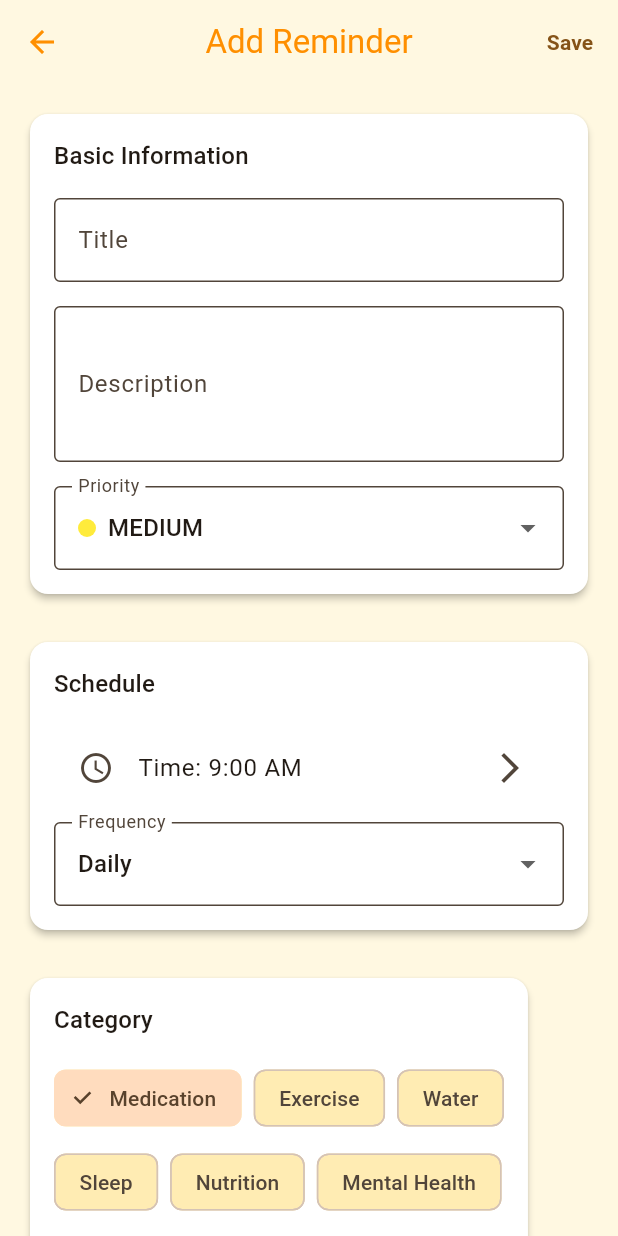
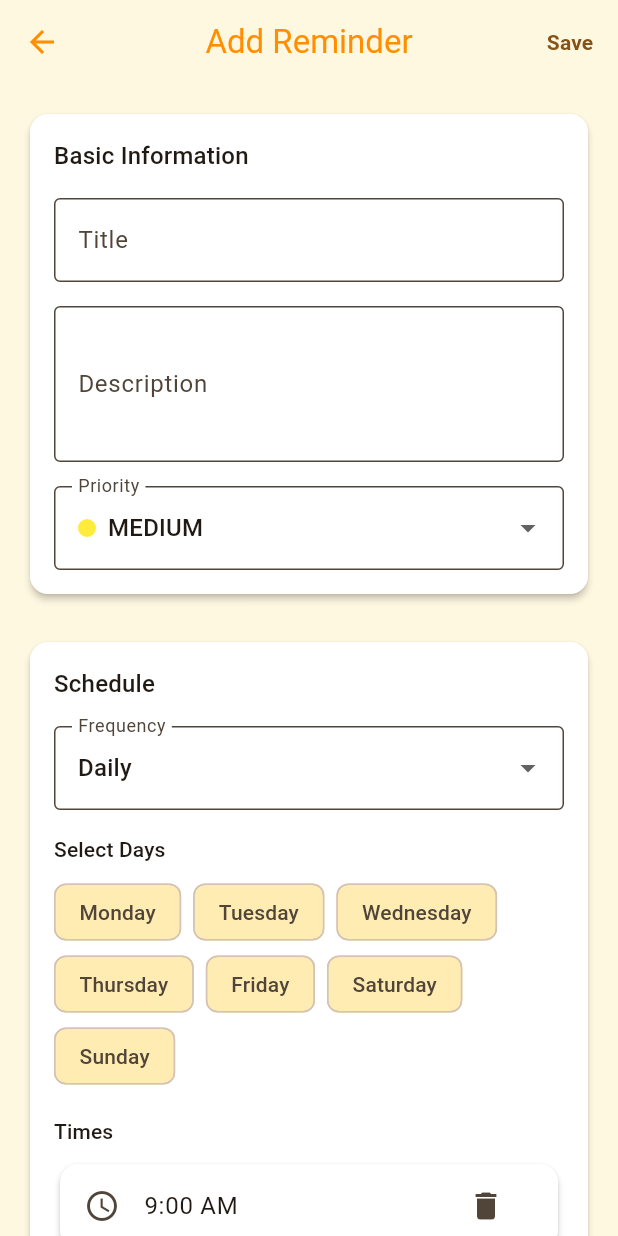
Before and after one commit to Agnelia/2do, a Flutter app: the AddReminderScreen screen opened directly, on a phone screen of 412 x 824 dp. Run offline on Flutter 3.47's test engine with Material 3 defaults, Android fonts, the phone set to English and light mode, and no system bars; our stand-ins replace fl_chart, shared_preferences; accounts and stored records are empty.

Commit message:
Add advanced reminder repetition features with weekday selection, multiple daily times, and enhanced UI (#12)
* Initial plan

* Add repetition features to reminder model and UI

Co-authored-by: Agnelia <13274789+Agnelia@users.noreply.github.com>

* Update localization files and model serialization

Co-authored-by: Agnelia <13274789+Agnelia@users.noreply.github.com>

* Fix reminder display to show custom weekdays and multiple times

Co-authored-by: Agnelia <13274789+Agnelia@users.noreply.github.com>

* Improve reminder UI: add notes display, remove duplicate time selector, extend weekday selection to weekly frequency

Co-authored-by: Agnelia <13274789+Agnelia@users.noreply.github.com>

* Fixes

---------

Co-authored-by: copilot-swe-agent[bot] <198982749+Copilot@users.noreply.github.com>
Co-authored-by: Agnelia <13274789+Agnelia@users.noreply.github.com>
Co-authored-by: lekol <lekolabb@outlook.com>

```diff
--- a/lib/l10n/app_en.arb
+++ b/lib/l10n/app_en.arb
@@ -103,5 +103,109 @@
   "profile": "Profile",
   "@profile": {
     "description": "Profile navigation label"
+  },
+  "addReminder": "Add Reminder",
+  "@addReminder": {
+    "description": "Add reminder page title"
+  },
+  "editReminder": "Edit Reminder",
+  "@editReminder": {
+    "description": "Edit reminder page title"
+  },
+  "save": "Save",
+  "@save": {
+    "description": "Save button label"
+  },
+  "update": "Update",
+  "@update": {
+    "description": "Update button label"
+  },
+  "schedule": "Schedule",
+  "@schedule": {
+    "description": "Schedule section header"
+  },
+  "time": "Time",
+  "@time": {
+    "description": "Time field label"
+  },
+  "frequency": "Frequency",
+  "@frequency": {
+    "description": "Frequency field label"
+  },
+  "priority": "Priority",
+  "@priority": {
+    "description": "Priority field label"
+  },
+  "category": "Category",
+  "@category": {
+    "description": "Category field label"
+  },
+  "daily": "Daily",
+  "@daily": {
+    "description": "Daily frequency option"
+  },
+  "weekly": "Weekly",
+  "@weekly": {
+    "description": "Weekly frequency option"
+  },
+  "monthly": "Monthly",
+  "@monthly": {
+    "description": "Monthly frequency option"
+  },
+  "custom": "Custom",
+  "@custom": {
+    "description": "Custom frequency option"
+  },
+  "selectDays": "Select Days",
+  "@selectDays": {
+    "description": "Select days label for weekday selection"
+  },
+  "monday": "Monday",
+  "@monday": {
+    "description": "Monday day name"
+  },
+  "tuesday": "Tuesday",
+  "@tuesday": {
+    "description": "Tuesday day name"
+  },
+  "wednesday": "Wednesday",
+  "@wednesday": {
+    "description": "Wednesday day name"
+  },
+  "thursday": "Thursday",
+  "@thursday": {
+    "description": "Thursday day name"
+  },
+  "friday": "Friday",
+  "@friday": {
+    "description": "Friday day name"
+  },
+  "saturday": "Saturday",
+  "@saturday": {
+    "description": "Saturday day name"
+  },
+  "sunday": "Sunday",
+  "@sunday": {
+    "description": "Sunday day name"
+  },
+  "times": "Times",
+  "@times": {
+    "description": "Multiple times label"
+  },
+  "addTime": "Add Time",
+  "@addTime": {
+    "description": "Add time button label"
+  },
+  "saveReminder": "Save Reminder",
+  "@saveReminder": {
+    "description": "Save reminder button label"
+  },
+  "everyXDays": "Every X days",
+  "@everyXDays": {
+    "description": "Custom interval label"
+  },
+  "enterNumberOfDays": "Enter number of days",
+  "@enterNumberOfDays": {
+    "description": "Custom interval hint text"
   }
 }
--- a/lib/l10n/app_localizations.dart
+++ b/lib/l10n/app_localizations.dart
@@ -253,6 +253,84 @@ abstract class AppLocalizations {
   /// In en, this message translates to:
   /// **'Profile'**
   String get profile;
+
+  /// Add reminder page title
+  String get addReminder;
+
+  /// Edit reminder page title
+  String get editReminder;
+
+  /// Save button label
+  String get save;
+
+  /// Update button label
+  String get update;
+
+  /// Schedule section header
+  String get schedule;
+
+  /// Time field label
+  String get time;
+
+  /// Frequency field label
+  String get frequency;
+
+  /// Priority field label
+  String get priority;
+
+  /// Category field label
+  String get category;
+
+  /// Daily frequency option
+  String get daily;
+
+  /// Weekly frequency option
+  String get weekly;
+
+  /// Monthly frequency option
+  String get monthly;
+
+  /// Custom frequency option
+  String get custom;
+
+  /// Select days label for weekday selection
+  String get selectDays;
+
+  /// Monday day name
+  String get monday;
+
+  /// Tuesday day name
+  String get tuesday;
+
+  /// Wednesday day name
+  String get wednesday;
+
+  /// Thursday day name
+  String get thursday;
+
+  /// Friday day name
+  String get friday;
+
+  /// Saturday day name
+  String get saturday;
+
+  /// Sunday day name
+  String get sunday;
+
+  /// Multiple times label
+  String get times;
+
+  /// Add time button label
+  String get addTime;
+
+  /// Save reminder button label
+  String get saveReminder;
+
+  /// Custom interval label
+  String get everyXDays;
+
+  /// Custom interval hint text
+  String get enterNumberOfDays;
 }
 
 class _AppLocalizationsDelegate
--- a/lib/l10n/app_sv.arb
+++ b/lib/l10n/app_sv.arb
@@ -25,5 +25,31 @@
   "helpSupportComingSoon": "Hjälp & Support kommer snart!",
   "dashboard": "Instrumentpanel",
   "statistics": "Statistik",
-  "profile": "Profil"
+  "profile": "Profil",
+  "addReminder": "Lägg till påminnelse",
+  "editReminder": "Redigera påminnelse",
+  "save": "Spara",
+  "update": "Uppdatera",
+  "schedule": "Schema",
+  "time": "Tid",
+  "frequency": "Frekvens",
+  "priority": "Prioritet",
+  "category": "Kategori",
+  "daily": "Dagligen",
+  "weekly": "Veckovis",
+  "monthly": "Månadsvis",
+  "custom": "Anpassad",
+  "selectDays": "Välj dagar",
+  "monday": "Måndag",
+  "tuesday": "Tisdag",
+  "wednesday": "Onsdag",
+  "thursday": "Torsdag",
+  "friday": "Fredag",
+  "saturday": "Lördag",
+  "sunday": "Söndag",
+  "times": "Tider",
+  "addTime": "Lägg till tid",
+  "saveReminder": "Spara påminnelse",
+  "everyXDays": "Var X dag",
+  "enterNumberOfDays": "Ange antal dagar"
 }
--- a/lib/models/reminder.dart
+++ b/lib/models/reminder.dart
@@ -12,6 +12,8 @@ class Reminder {
   final String category;
   final ReminderFrequency frequency;
   final R_TimeOfDay time;
+  final List<R_TimeOfDay>? times; // Multiple times per day for advanced repetition
+  final List<int>? selectedWeekdays; // Specific weekdays for daily frequency (1-7, Monday to Sunday)
   final DateTime nextDueDate;
   final bool isActive;
   final DateTime createdAt;
@@ -31,6 +33,8 @@ class Reminder {
     required this.category,
     required this.frequency,
     required this.time,
+    this.times,
+    this.selectedWeekdays,
     required this.nextDueDate,
     this.isActive = true,
     required this.createdAt,
@@ -54,6 +58,8 @@ class Reminder {
     String? category,
   ReminderFrequency? frequency,
     R_TimeOfDay? time,
+    List<R_TimeOfDay>? times,
+    List<int>? selectedWeekdays,
     DateTime? nextDueDate,
     bool? isActive,
     DateTime? createdAt,
@@ -73,6 +79,8 @@ class Reminder {
       category: category ?? this.category,
       frequency: frequency ?? this.frequency,
   time: time ?? this.time,
+      times: times ?? this.times,
+      selectedWeekdays: selectedWeekdays ?? this.selectedWeekdays,
       nextDueDate: nextDueDate ?? this.nextDueDate,
       isActive: isActive ?? this.isActive,
       createdAt: createdAt ?? this.createdAt,
@@ -105,9 +113,33 @@ class Reminder {
   return '$hour:$minute';
   }
 
+  String get formattedTimes {
+    if (times != null && times!.isNotEmpty) {
+      return times!.map((t) {
+        final hour = t.hour.toString().padLeft(2, '0');
+        final minute = t.minute.toString().padLeft(2, '0');
+        return '$hour:$minute';
+      }).join(', ');
+    }
+    return formattedTime;
+  }
+
+  String get weekdaysDescription {
+    if (selectedWeekdays != null && selectedWeekdays!.isNotEmpty) {
+      const dayNames = ['M', 'T', 'W', 'T', 'F', 'S', 'S'];
+      return selectedWeekdays!.map((day) => dayNames[day - 1]).join(', ');
+    }
+    return '';
+  }
+
   String get frequencyDescription {
     switch (frequency) {
       case ReminderFrequency.daily:
+        if (selectedWeekdays != null && selectedWeekdays!.isNotEmpty) {
+          const dayNames = ['Mon', 'Tue', 'Wed', 'Thu', 'Fri', 'Sat', 'Sun'];
+          final selectedDays = selectedWeekdays!.map((day) => dayNames[day - 1]).join(', ');
+          return selectedDays;
+        }
         return 'Daily';
       case ReminderFrequency.weekly:
         return 'Weekly';
--- a/lib/screens/add_reminder_screen.dart
+++ b/lib/screens/add_reminder_screen.dart
@@ -4,6 +4,7 @@ import 'package:provider/provider.dart';
 import 'package:todo_health_reminders/models/reminder.dart' as model;
 import 'package:todo_health_reminders/providers/reminder_provider.dart';
 import 'package:todo_health_reminders/widgets/responsive_layout.dart';
+import 'package:todo_health_reminders/l10n/app_localizations.dart';
 
 class AddReminderScreen extends StatefulWidget {
   final model.Reminder? reminderToEdit;
@@ -27,6 +28,8 @@ class _AddReminderScreenState extends State<AddReminderScreen> {
   model.ReminderFrequency _selectedFrequency = model.ReminderFrequency.daily;
   model.ReminderPriority _selectedPriority = model.ReminderPriority.medium;
   flutter.TimeOfDay _selectedTime = const flutter.TimeOfDay(hour: 9, minute: 0);
+  List<flutter.TimeOfDay> _selectedTimes = [];
+  List<int> _selectedWeekdays = [];
   int? _customInterval;
   List<String> _tags = [];
   final _tagController = TextEditingController();
@@ -46,6 +49,9 @@ class _AddReminderScreenState extends State<AddReminderScreen> {
     super.initState();
     if (widget.reminderToEdit != null) {
       _loadReminderData();
+    } else {
+      // For new reminders, start with a default time
+      _selectedTimes = [_selectedTime];
     }
   }
 
@@ -60,21 +66,34 @@ class _AddReminderScreenState extends State<AddReminderScreen> {
   _selectedTime = reminder.time.toFlutterTimeOfDay();
     _customInterval = reminder.customInterval;
     _tags = List.from(reminder.tags);
+
+    // Load new fields
+    if (reminder.times != null && reminder.times!.isNotEmpty) {
+      _selectedTimes = reminder.times!.map((t) => t.toFlutterTimeOfDay()).toList();
+    } else {
+      // If no times are set, use the primary time
+      _selectedTimes = [reminder.time.toFlutterTimeOfDay()];
+    }
+
+    if (reminder.selectedWeekdays != null) {
+      _selectedWeekdays = List.from(reminder.selectedWeekdays!);
+    }
   }
 
   @override
   Widget build(BuildContext context) {
     final isEditing = widget.reminderToEdit != null;
+    final l10n = AppLocalizations.of(context)!;
 
     return ResponsiveLayout(
       child: Scaffold(
         appBar: AppBar(
-          title: Text(isEditing ? 'Edit Reminder' : 'Add Reminder'),
+          title: Text(isEditing ? l10n.editReminder : l10n.addReminder),
           actions: [
             TextButton(
               onPressed: _saveReminder,
               child: Text(
-                isEditing ? 'Update' : 'Save',
+                isEditing ? l10n.update : l10n.save,
                 style: TextStyle(
                   color: Theme.of(context).colorScheme.primary,
                   fontWeight: FontWeight.bold,
@@ -110,6 +129,8 @@ class _AddReminderScreenState extends State<AddReminderScreen> {
   }
 
   Widget _buildBasicInfoSection() {
+    final l10n = AppLocalizations.of(context)!;
+
     return Card(
       child: Padding(
         padding: const EdgeInsets.all(16),
@@ -148,9 +169,9 @@ class _AddReminderScreenState extends State<AddReminderScreen> {
             const SizedBox(height: 16),
             DropdownButtonFormField<model.ReminderPriority>(
               value: _selectedPriority,
-              decoration: const InputDecoration(
-                labelText: 'Priority',
-                border: OutlineInputBorder(),
+              decoration: InputDecoration(
+                labelText: l10n.priority,
+                border: const OutlineInputBorder(),
               ),
               items: model.ReminderPriority.values.map((priority) {
                 return DropdownMenuItem(
@@ -177,6 +198,8 @@ class _AddReminderScreenState extends State<AddReminderScreen> {
   }
 
   Widget _buildScheduleSection() {
+    final l10n = AppLocalizations.of(context)!;
+
     return Card(
       child: Padding(
         padding: const EdgeInsets.all(16),
@@ -184,43 +207,66 @@ class _AddReminderScreenState extends State<AddReminderScreen> {
           crossAxisAlignment: CrossAxisAlignment.start,
           children: [
             Text(
-              'Schedule',
+              l10n.schedule,
               style: Theme.of(context).textTheme.titleMedium,
             ),
             const SizedBox(height: 16),
-            ListTile(
-              leading: const Icon(Icons.access_time),
-              title: Text('Time: ${_selectedTime.format(context)}'),
-              trailing: const Icon(Icons.arrow_forward_ios),
-              onTap: _selectTime,
-            ),
-            const SizedBox(height: 8),
             DropdownButtonFormField<model.ReminderFrequency>(
               value: _selectedFrequency,
-              decoration: const InputDecoration(
-                labelText: 'Frequency',
-                border: OutlineInputBorder(),
+              decoration: InputDecoration(
+                labelText: l10n.frequency,
+                border: const OutlineInputBorder(),
               ),
               items: model.ReminderFrequency.values.map((frequency) {
                 return DropdownMenuItem(
                   value: frequency,
-                  child: Text(_getFrequencyLabel(frequency)),
+                  child: Text(_getFrequencyLabel(frequency, l10n)),
                 );
               }).toList(),
               onChanged: (value) {
                 setState(() {
                   _selectedFrequency = value!;
+                  // Reset related fields when frequency changes
+                  if (_selectedFrequency != model.ReminderFrequency.daily &&
+                      _selectedFrequency != model.ReminderFrequency.weekly) {
+                    _selectedWeekdays.clear();
+                    _selectedTimes.clear();
+                  }
                 });
               },
             ),
+            // Show weekday selection for daily and weekly frequency
+            if (_selectedFrequency == model.ReminderFrequency.daily ||
+                _selectedFrequency == model.ReminderFrequency.weekly) ...[
+              const SizedBox(height: 16),
+              Text(
+                l10n.selectDays,
+                style: Theme.of(context).textTheme.titleSmall,
+              ),
+              const SizedBox(height: 8),
+              _buildWeekdaySelection(l10n),
+              const SizedBox(height: 16),
+              Text(
+                l10n.times,
+                style: Theme.of(context).textTheme.titleSmall,
+              ),
+              const SizedBox(height: 8),
+              _buildTimesList(l10n),
+              const SizedBox(height: 8),
+              ElevatedButton.icon(
+                onPressed: _addTime,
+                icon: const Icon(Icons.add),
+                label: Text(l10n.addTime),
+              ),
+            ],
             if (_selectedFrequency == model.ReminderFrequency.custom) ...[
               const SizedBox(height: 16),
               TextFormField(
                 initialValue: _customInterval?.toString(),
-                decoration: const InputDecoration(
-                  labelText: 'Every X days',
-                  hintText: 'Enter number of days',
-                  border: OutlineInputBorder(),
+                decoration: InputDecoration(
+                  labelText: l10n.everyXDays,
+                  hintText: l10n.enterNumberOfDays,
+                  border: const OutlineInputBorder(),
                 ),
                 keyboardType: TextInputType.number,
                 validator: (value) {
@@ -247,6 +293,8 @@ class _AddReminderScreenState extends State<AddReminderScreen> {
   }
 
   Widget _buildCategorySection() {
+    final l10n = AppLocalizations.of(context)!;
+
     return Card(
       child: Padding(
         padding: const EdgeInsets.all(16),
@@ -254,7 +302,7 @@ class _AddReminderScreenState extends State<AddReminderScreen> {
           crossAxisAlignment: CrossAxisAlignment.start,
           children: [
             Text(
-              'Category',
+              l10n.category,
               style: Theme.of(context).textTheme.titleMedium,
             ),
             const SizedBox(height: 16),
@@ -357,6 +405,8 @@ class _AddReminderScreenState extends State<AddReminderScreen> {
   }
 
   Widget _buildSaveButton() {
+    final l10n = AppLocalizations.of(context)!;
+
     return SizedBox(
       width: double.infinity,
       child: ElevatedButton(
@@ -364,7 +414,7 @@ class _AddReminderScreenState extends State<AddReminderScreen> {
         style: ElevatedButton.styleFrom(
           padding: const EdgeInsets.symmetric(vertical: 16),
         ),
-        child: const Text('Save Reminder'),
+        child: Text(l10n.saveReminder),
       ),
     );
   }
@@ -396,16 +446,89 @@ class _AddReminderScreenState extends State<AddReminderScreen> {
     );
   }
 
-  String _getFrequencyLabel(model.ReminderFrequency frequency) {
+  String _getFrequencyLabel(model.ReminderFrequency frequency, AppLocalizations l10n) {
     switch (frequency) {
       case model.ReminderFrequency.daily:
-        return 'Daily';
+        return l10n.daily;
       case model.ReminderFrequency.weekly:
-        return 'Weekly';
+        return l10n.weekly;
       case model.ReminderFrequency.monthly:
-        return 'Monthly';
+        return l10n.monthly;
       case model.ReminderFrequency.custom:
-        return 'Custom';
+        return l10n.custom;
+    }
+  }
+
+  Widget _buildWeekdaySelection(AppLocalizations l10n) {
+    final dayNames = [
+      l10n.monday,
+      l10n.tuesday,
+      l10n.wednesday,
+      l10n.thursday,
+      l10n.friday,
+      l10n.saturday,
+      l10n.sunday,
+    ];
+
+    return Wrap(
+      spacing: 8,
+      children: List.generate(7, (index) {
+        final dayNumber = index + 1;
+        final isSelected = _selectedWeekdays.contains(dayNumber);
+
+        return FilterChip(
+          label: Text(dayNames[index]),
+          selected: isSelected,
+          onSelected: (selected) {
+            setState(() {
+              if (selected) {
+                _selectedWeekdays.add(dayNumber);
+              } else {
+                _selectedWeekdays.remove(dayNumber);
+              }
+              _selectedWeekdays.sort();
+            });
+          },
+        );
+      }),
+    );
+  }
+
+  Widget _buildTimesList(AppLocalizations l10n) {
+    return Column(
+      children: _selectedTimes.map((time) {
+        return Card(
+          child: ListTile(
+            leading: const Icon(Icons.access_time),
+            title: Text(time.format(context)),
+            trailing: IconButton(
+              icon: const Icon(Icons.delete),
+              onPressed: () {
+                setState(() {
+                  _selectedTimes.remove(time);
+                });
+              },
+            ),
+          ),
+        );
+      }).toList(),
+    );
+  }
+
+  Future<void> _addTime() async {
+    final flutter.TimeOfDay? picked = await showTimePicker(
+      context: context,
+      initialTime: const flutter.TimeOfDay(hour: 12, minute: 0),
+    );
+    if (picked != null) {
+      setState(() {
+        _selectedTimes.add(picked);
+        _selectedTimes.sort((a, b) {
+          final aMinutes = a.hour * 60 + a.minute;
+          final bMinutes = b.hour * 60 + b.minute;
+          return aMinutes.compareTo(bMinutes);
+        });
+      });
     }
   }
 
@@ -438,13 +561,26 @@ class _AddReminderScreenState extends State<AddReminderScreen> {
 
   void _saveReminder() {
     if (_formKey.currentState!.validate()) {
+      // Ensure we have at least one time selected
+      if (_selectedTimes.isEmpty) {
+        ScaffoldMessenger.of(context).showSnackBar(
+          const SnackBar(
+            content: Text('Please add at least one time for the reminder'),
+            backgroundColor: Colors.red,
+          ),
+        );
+        return;
+      }
+
       final now = DateTime.now();
+      // Use the first time from the list for nextDueDate calculation
+      final firstTime = _selectedTimes.first;
       final nextDueDate = DateTime(
         now.year,
         now.month,
         now.day,
-        _selectedTime.hour,
-        _selectedTime.minute,
+        firstTime.hour,
+        firstTime.minute,
       );
 
       final reminder = model.Reminder(
@@ -453,7 +589,9 @@ class _AddReminderScreenState extends State<AddReminderScreen> {
         description: _descriptionController.text.trim(),
         category: _selectedCategory,
         frequency: _selectedFrequency,
-        time: model.R_TimeOfDay.fromFlutterTimeOfDay(_selectedTime),
+        time: model.R_TimeOfDay.fromFlutterTimeOfDay(firstTime), // Use first time as primary
+        times: _selectedTimes.map((t) => model.R_TimeOfDay.fromFlutterTimeOfDay(t)).toList(),
+        selectedWeekdays: _selectedWeekdays.isNotEmpty ? _selectedWeekdays : null,
         nextDueDate: nextDueDate.isBefore(now)
             ? nextDueDate.add(const Duration(days: 1))
             : nextDueDate,
```
Also changed, not shown: lib/l10n/app_localizations_en.dart (+78 -0 lines), lib/l10n/app_localizations_sv.dart (+79 -1 lines), lib/widgets/reminder_card.dart (+13 -1 lines), lib/models/reminder.g.dart.
